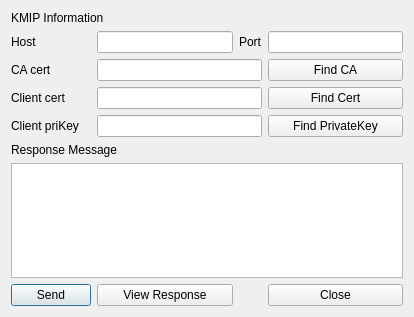
Above: TTLVReader/send_msg_dlg.ui from jykim74/TTLVReader before the change. Below: the same form after it.
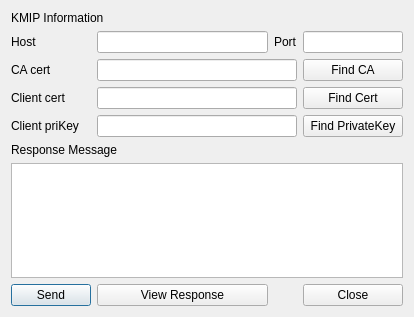
That is the form after the change.

Diff of the .ui file:
```diff
--- a/TTLVReader/send_msg_dlg.ui
+++ b/TTLVReader/send_msg_dlg.ui
@@ -29,7 +29,14 @@
     </widget>
    </item>
    <item row="1" column="3">
-    <widget class="QLineEdit" name="mPortText"/>
+    <widget class="QLineEdit" name="mPortText">
+     <property name="maximumSize">
+      <size>
+       <width>100</width>
+       <height>16777215</height>
+      </size>
+     </property>
+    </widget>
    </item>
    <item row="1" column="0">
     <widget class="QLabel" name="label_2">
```
